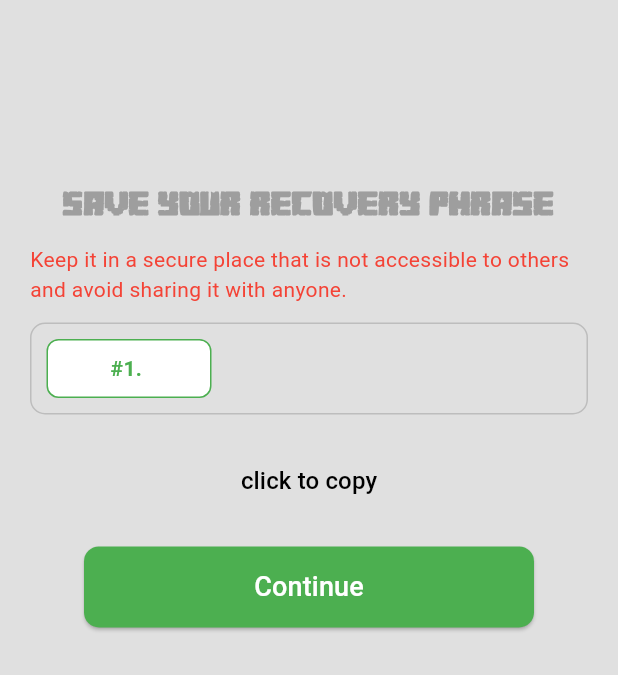
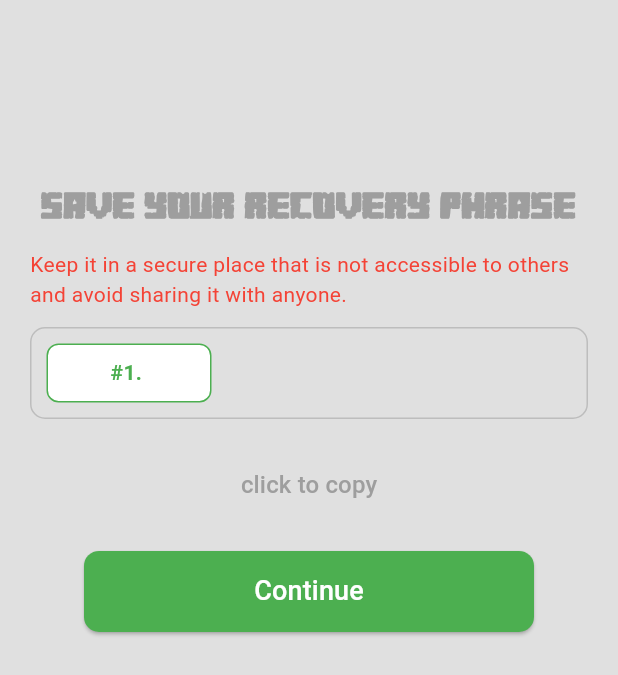
Before and after one commit to const-nishant/syncora_application, a Flutter app: the screen it shows once a user with an empty profile is signed in, on a phone screen of 412 x 824 dp. Shown: the top 675 px of the screen. Run offline on Flutter 3.47's test engine with Material 3 defaults, Android fonts, the phone set to English and light mode, and no system bars; our stand-ins replace appwrite, carousel_slider, cloud_firestore, firebase_auth, firebase_core, flutter_phoenix and 6 more; missing offline and left inert: bip39, ed25519_hd_key, web3dart; accounts and stored records are empty.

Commit message:
fixed the auth logic with wrapper

```diff
--- a/lib/common/navbar.dart
+++ b/lib/common/navbar.dart
@@ -2,6 +2,7 @@ import 'package:flutter/material.dart';
 import 'package:lucide_icons_flutter/lucide_icons.dart';
 import 'package:syncora_application/modules/chat/screens/main_chatscreen.dart';
 import 'package:syncora_application/modules/home/screen/homescreen.dart';
+import 'package:syncora_application/modules/profile/screens/profilescreen.dart';
 
 class NavBar extends StatefulWidget {
   const NavBar({super.key});
@@ -24,7 +25,7 @@ class _NavBarState extends State<NavBar> {
     const MainChatscreen(), //1th index
     const Placeholder(), //2th index
     const Placeholder(), //3th index
-    const Placeholder(), //4th index
+    const Profilescreen(), //4th index
   ];
 
   @override
--- a/lib/main.dart
+++ b/lib/main.dart
@@ -6,9 +6,6 @@ import 'package:provider/provider.dart';
 import 'package:syncora_application/config/configs.dart';
 import 'package:syncora_application/firebase_options.dart';
 import 'package:syncora_application/modules/auth/data/services/authwrapper.dart';
-import 'package:syncora_application/modules/themes/light_theme.dart';
-import 'package:syncora_application/modules/themes/theme_exports.dart';
-
 import 'modules/auth/data/services/authservices.dart';
 import 'modules/auth/data/services/walletaddressservices.dart';
 import 'modules/themes/theme_provider.dart';
@@ -50,7 +47,7 @@ class MyApp extends StatelessWidget {
     return MaterialApp(
       title: 'Syncora',
       debugShowCheckedModeBanner: false,
-      theme: lightTheme,
+      theme: Provider.of<ThemeProvider>(context).themeData,
       home: Authwrapper(),
     );
   }
--- a/lib/modules/auth/data/services/authwrapper.dart
+++ b/lib/modules/auth/data/services/authwrapper.dart
@@ -13,51 +13,42 @@ class Authwrapper extends StatefulWidget {
 }
 
 class _AuthwrapperState extends State<Authwrapper> {
+  Future<bool>? _signupStatusFuture;
+
   @override
   Widget build(BuildContext context) {
-    return StreamBuilder(
+    return StreamBuilder<User?>(
       stream: FirebaseAuth.instance.authStateChanges(),
       builder: (context, snapshot) {
-        // if (snapshot.connectionState == ConnectionState.waiting) {
-        //   return const Center(
-        //     child: CircularProgressIndicator(),
-        //   );
-        // }
-        //else if (snapshot.hasData) {
-        //   return Consumer<AuthServices>(
-        //     builder: (context, googleUserService, child) {
-        //       return FutureBuilder(
-        //         future: googleUserService.checkNewGoogleUser(
-        //             snapshot.data!.uid, context),
-        //         builder: (context, snapshot) {
-        //           if (snapshot.hasError || !snapshot.hasData) {
-        //             return HomePage();
-        //           } else {
-        //             return snapshot.data! ? const OnboardingPage() : HomePage();
-        //           }
-        //         },
-        //       );
-        //     },
-        //   );
-        // }
-        if (snapshot.hasData) {
-          return Consumer<AuthServices>(
-              builder: (context, authServices, child) {
-            return FutureBuilder(
-                future:
-                    authServices.checkSignupStatus(snapshot.data!.uid, context),
-                builder: (context, snapshot) {
-                  if (snapshot.hasError || !snapshot.hasData) {
-                    return Authwrapper();
-                  } else {
-                    // final walletprovider = Provider.of<WalletProvider>(context);
-                    return snapshot.data! ? NavBar() : MemonicsScreen();
-                  }
-                });
-          });
-        } else {
+        if (snapshot.connectionState == ConnectionState.waiting) {
+          return const Center(child: CircularProgressIndicator());
+        }
+
+        final user = snapshot.data;
+        if (user == null) {
           return const Loginorsignup();
         }
+
+        final authServices = Provider.of<AuthServices>(context, listen: false);
+
+        // Cache the Future to prevent unnecessary calls
+        _signupStatusFuture ??=
+            authServices.checkSignupStatus(user.uid, context);
+
+        return FutureBuilder<bool>(
+          future: _signupStatusFuture,
+          builder: (context, futureSnapshot) {
+            if (futureSnapshot.connectionState == ConnectionState.waiting) {
+              return const Center(child: CircularProgressIndicator());
+            }
+
+            if (futureSnapshot.hasError || !futureSnapshot.hasData) {
+              return const Loginorsignup();
+            }
+
+            return futureSnapshot.data! ? NavBar() : MemonicsScreen();
+          },
+        );
       },
     );
   }
--- a/lib/modules/auth/screen/memonics_screen.dart
+++ b/lib/modules/auth/screen/memonics_screen.dart
@@ -45,7 +45,7 @@ class _MemonicsScreenState extends State<MemonicsScreen> {
                 "Save your recovery Phrase",
                 style: TextStyle(
                   fontFamily: 'fontMain',
-                  fontSize: 22,
+                  fontSize: 24,
                   color: Theme.of(context).colorScheme.primary,
                   fontWeight: FontWeight.bold,
                 ),
@@ -122,9 +122,10 @@ class _MemonicsScreenState extends State<MemonicsScreen> {
             // "Click to Copy" Text
             TextButton(
               onPressed: () => copytoClipboard(mnemonic ?? ''),
-              child: const Text(
+              child: Text(
                 "click to copy",
-                style: TextStyle(fontSize: 16, color: Colors.black),
+                style: TextStyle(
+                    fontSize: 16, color: Theme.of(context).colorScheme.primary),
               ),
             ),
             const SizedBox(height: 20),
--- a/lib/modules/themes/dark_theme.dart
+++ b/lib/modules/themes/dark_theme.dart
@@ -4,6 +4,7 @@ ThemeData darkTheme = ThemeData(
     colorScheme: ColorScheme.light(
       surface: Colors.grey.shade900,
       primary: Colors.grey.shade600,
+      onPrimary: Color(0xFF00AA00),
       secondary: Colors.grey.shade700,
       tertiary: const Color.fromARGB(255, 57, 57, 57),
       inversePrimary: Colors.grey.shade300,
@@ -19,5 +20,4 @@ ThemeData darkTheme = ThemeData(
     ),
     iconTheme: IconThemeData(
       color: Colors.grey.shade200,
-  )
-);
+    ));
```
Also changed, not shown: lib/modules/auth/data/services/authservices.dart (+23 -17 lines), lib/modules/profile/screens/profilescreen.dart (added, +233 -0 lines). Lines whose indentation alone changed are shown as unchanged.
